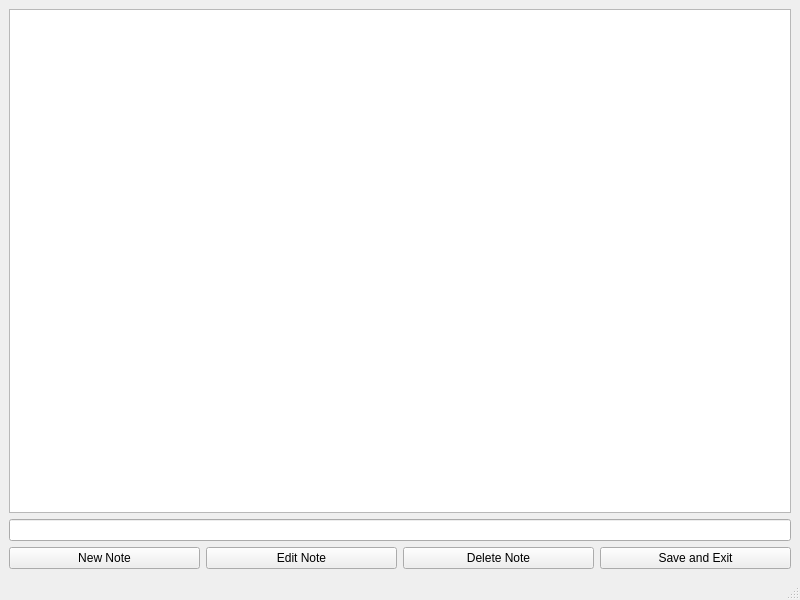
This is mainwindow.ui in cihansenyuz/notebook as Qt 5 draws it before an edit. The edited form follows.
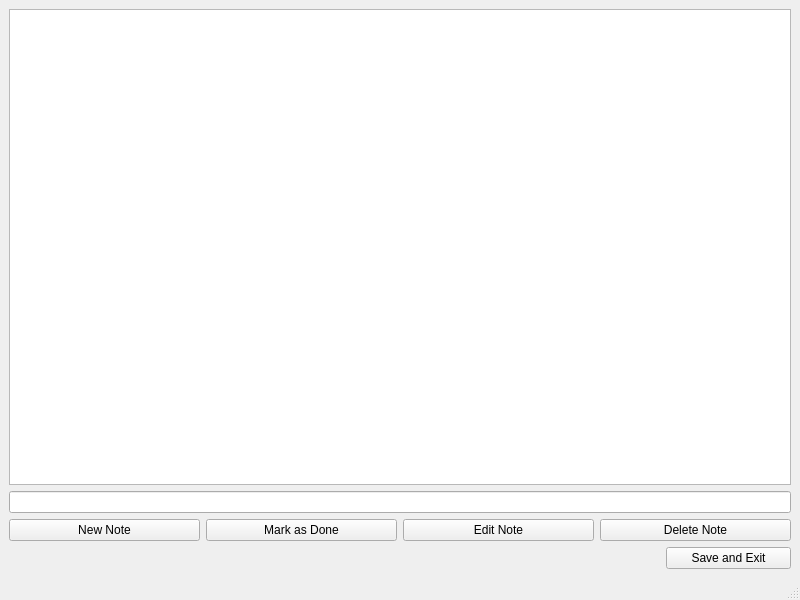
This is the edited form.

Commit message: push button connections and actions done, added push button to ui, ui layout changed

What changed in the file:
```diff
--- a/mainwindow.ui
+++ b/mainwindow.ui
@@ -30,6 +30,13 @@
         </property>
        </widget>
       </item>
+      <item>
+       <widget class="QPushButton" name="doneButton">
+        <property name="text">
+         <string>Mark as Done</string>
+        </property>
+       </widget>
+      </item>
       <item>
        <widget class="QPushButton" name="editButton">
         <property name="text">
@@ -44,8 +51,37 @@
         </property>
        </widget>
       </item>
+     </layout>
+    </item>
+    <item>
+     <layout class="QHBoxLayout" name="horizontalLayout_2">
+      <item>
+       <spacer name="horizontalSpacer">
+        <property name="orientation">
+         <enum>Qt::Horizontal</enum>
+        </property>
+        <property name="sizeHint" stdset="0">
+         <size>
+          <width>40</width>
+          <height>20</height>
+         </size>
+        </property>
+       </spacer>
+      </item>
       <item>
        <widget class="QPushButton" name="exitButton">
+        <property name="sizePolicy">
+         <sizepolicy hsizetype="Fixed" vsizetype="Fixed">
+          <horstretch>0</horstretch>
+          <verstretch>0</verstretch>
+         </sizepolicy>
+        </property>
+        <property name="minimumSize">
+         <size>
+          <width>125</width>
+          <height>0</height>
+         </size>
+        </property>
         <property name="text">
          <string>Save and Exit</string>
         </property>
```
The commit also changes 5 other files.
